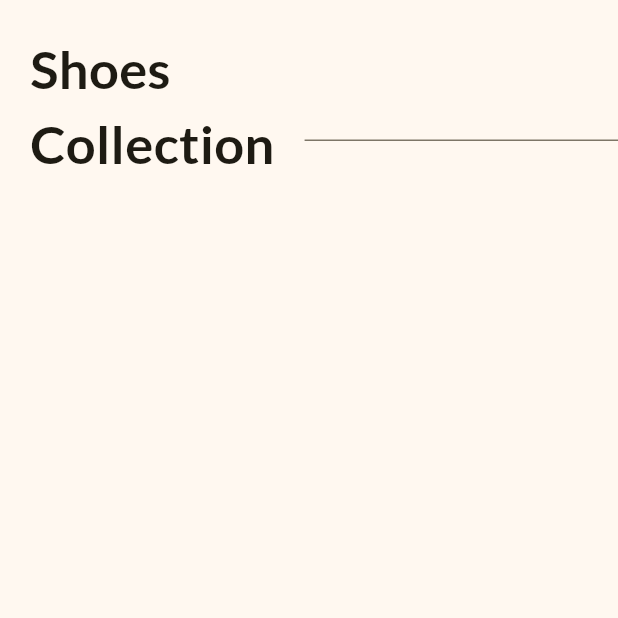
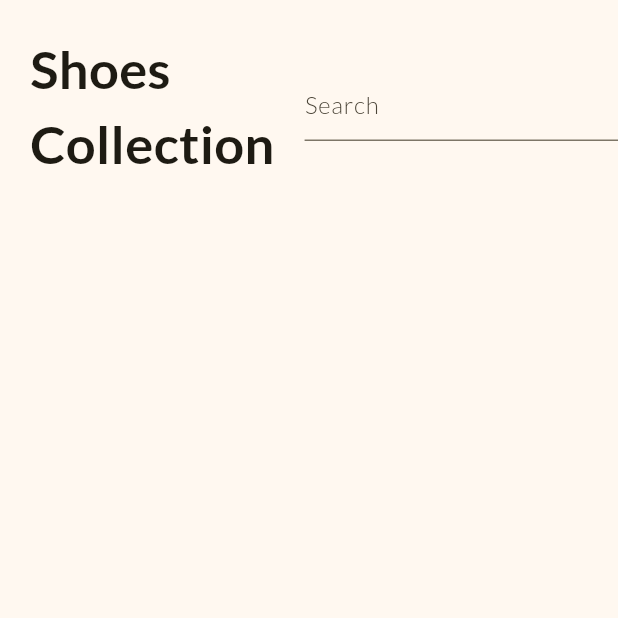
Before and after one commit to aryanbhardwaj24/shopping_app, a Flutter app: the screen it shows after launch, on a phone screen of 412 x 824 dp, the top half of it. Run offline on Flutter 3.47's test engine with Material 3 defaults, Android fonts, the phone set to English and light mode, and no system bars.

Commit message:
add hintText to the TextField of custom header

```diff
--- a/lib/home_page.dart
+++ b/lib/home_page.dart
@@ -24,7 +24,11 @@ class HomePage extends StatelessWidget {
                   ),
                 ),
                 Expanded(
-                  child: TextField(),
+                  child: TextField(
+                    decoration: InputDecoration(
+                      hintText: 'Search',
+                    ),
+                  ),
                 ),
               ],
             ),
```
